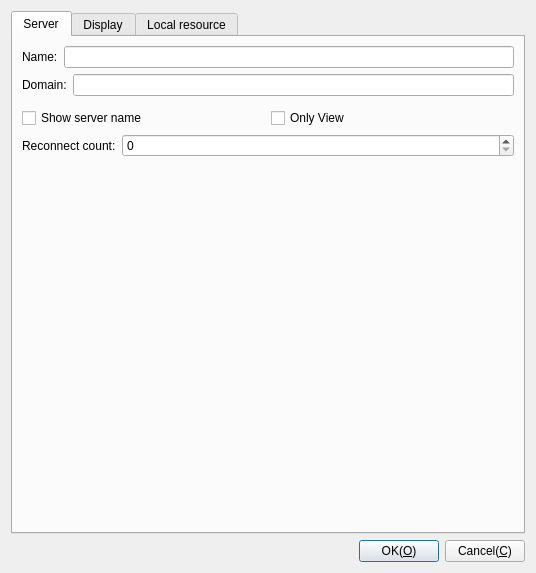
The window that Plugins/FreeRDP/Client/DlgSetFreeRDP.ui (KangLin/RabbitRemoteControl) describes before a commit, drawn with Qt 5.
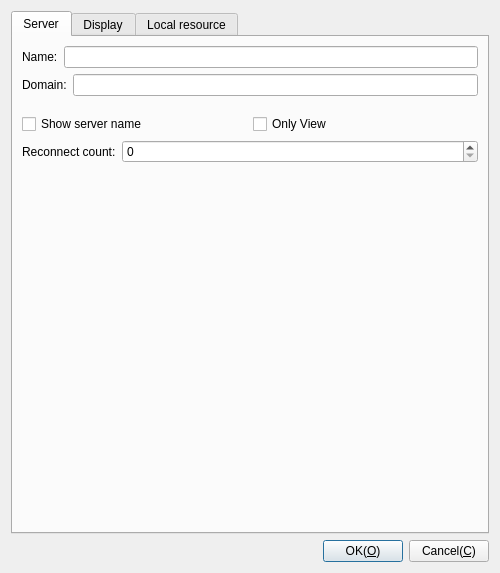
The same window after the commit. Icons and pictures are not drawn. Custom widgets are drawn as their Qt base class.

The edit to the form file:
```diff
--- a/Plugins/FreeRDP/Client/DlgSetFreeRDP.ui
+++ b/Plugins/FreeRDP/Client/DlgSetFreeRDP.ui
@@ -6,7 +6,7 @@
    <rect>
     <x>0</x>
     <y>0</y>
-    <width>536</width>
+    <width>500</width>
     <height>573</height>
    </rect>
   </property>
@@ -23,7 +23,7 @@
      <item>
       <spacer name="horizontalSpacer">
        <property name="orientation">
-        <enum>Qt::Horizontal</enum>
+        <enum>Qt::Orientation::Horizontal</enum>
        </property>
        <property name="sizeHint" stdset="0">
         <size>
@@ -62,24 +62,6 @@
        <string>Server</string>
       </attribute>
       <layout class="QGridLayout" name="gridLayout_2">
-       <item row="3" column="0">
-        <layout class="QHBoxLayout" name="horizontalLayout_7">
-         <item>
-          <widget class="QCheckBox" name="cbShowServerName">
-           <property name="text">
-            <string>Show server name</string>
-           </property>
-          </widget>
-         </item>
-         <item>
-          <widget class="QCheckBox" name="cbOnlyView">
-           <property name="text">
-            <string>Only View</string>
-           </property>
-          </widget>
-         </item>
-        </layout>
-       </item>
        <item row="1" column="0">
         <layout class="QHBoxLayout" name="horizontalLayout_5">
          <item>
@@ -94,19 +76,6 @@
          </item>
         </layout>
        </item>
-       <item row="5" column="0">
-        <spacer name="verticalSpacer">
-         <property name="orientation">
-          <enum>Qt::Vertical</enum>
-         </property>
-         <property name="sizeHint" stdset="0">
-          <size>
-           <width>20</width>
-           <height>40</height>
-          </size>
-         </property>
-        </spacer>
-       </item>
        <item row="0" column="0">
         <layout class="QHBoxLayout" name="horizontalLayout_11">
          <item>
@@ -131,7 +100,7 @@
          </item>
         </layout>
        </item>
-       <item row="4" column="0">
+       <item row="5" column="0">
         <layout class="QHBoxLayout" name="horizontalLayout_8">
          <item>
           <widget class="QLabel" name="label_8">
@@ -170,9 +139,43 @@
          </item>
         </layout>
        </item>
+       <item row="6" column="0">
+        <spacer name="verticalSpacer">
+         <property name="orientation">
+          <enum>Qt::Orientation::Vertical</enum>
+         </property>
+         <property name="sizeHint" stdset="0">
+          <size>
+           <width>20</width>
+           <height>40</height>
+          </size>
+         </property>
+        </spacer>
+       </item>
+       <item row="4" column="0">
+        <layout class="QHBoxLayout" name="horizontalLayout_7">
+         <item>
+          <widget class="QCheckBox" name="cbShowServerName">
+           <property name="text">
+            <string>Show server name</string>
+           </property>
+          </widget>
+         </item>
+         <item>
+          <widget class="QCheckBox" name="cbOnlyView">
+           <property name="text">
+            <string>Only View</string>
+           </property>
+          </widget>
+         </item>
+        </layout>
+       </item>
        <item row="2" column="0">
         <widget class="CParameterNetUI" name="wNet" native="true"/>
        </item>
+       <item row="3" column="0">
+        <widget class="CParameterWakeOnLanUI" name="wgWakeOnLan" native="true"/>
+       </item>
       </layout>
      </widget>
      <widget class="QWidget" name="Display">
@@ -264,7 +267,7 @@
        <item row="2" column="0">
         <spacer name="verticalSpacer_2">
          <property name="orientation">
-          <enum>Qt::Vertical</enum>
+          <enum>Qt::Orientation::Vertical</enum>
          </property>
          <property name="sizeHint" stdset="0">
           <size>
@@ -334,7 +337,7 @@
           <item row="0" column="0">
            <widget class="QTreeView" name="tvDrive">
             <property name="selectionMode">
-             <enum>QAbstractItemView::MultiSelection</enum>
+             <enum>QAbstractItemView::SelectionMode::MultiSelection</enum>
             </property>
            </widget>
           </item>
@@ -445,6 +448,12 @@
    <header location="global">ParameterNetUI.h</header>
    <container>1</container>
   </customwidget>
+  <customwidget>
+   <class>CParameterWakeOnLanUI</class>
+   <extends>QWidget</extends>
+   <header location="global">ParameterWakeOnLanUI.h</header>
+   <container>1</container>
+  </customwidget>
  </customwidgets>
  <tabstops>
   <tabstop>leDomain</tabstop>
```
